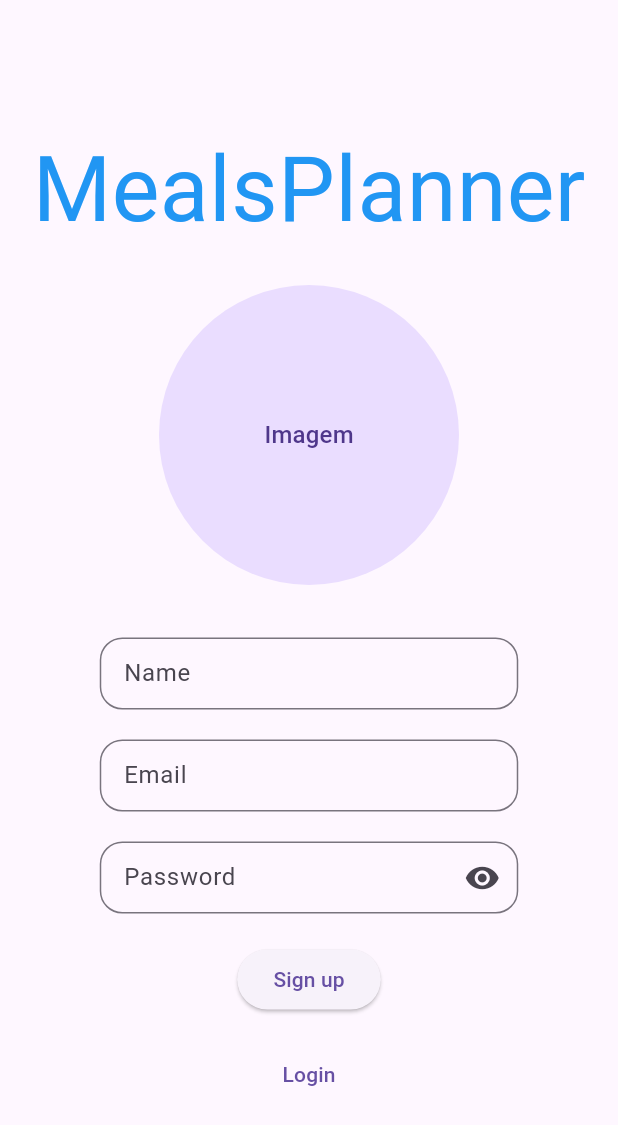
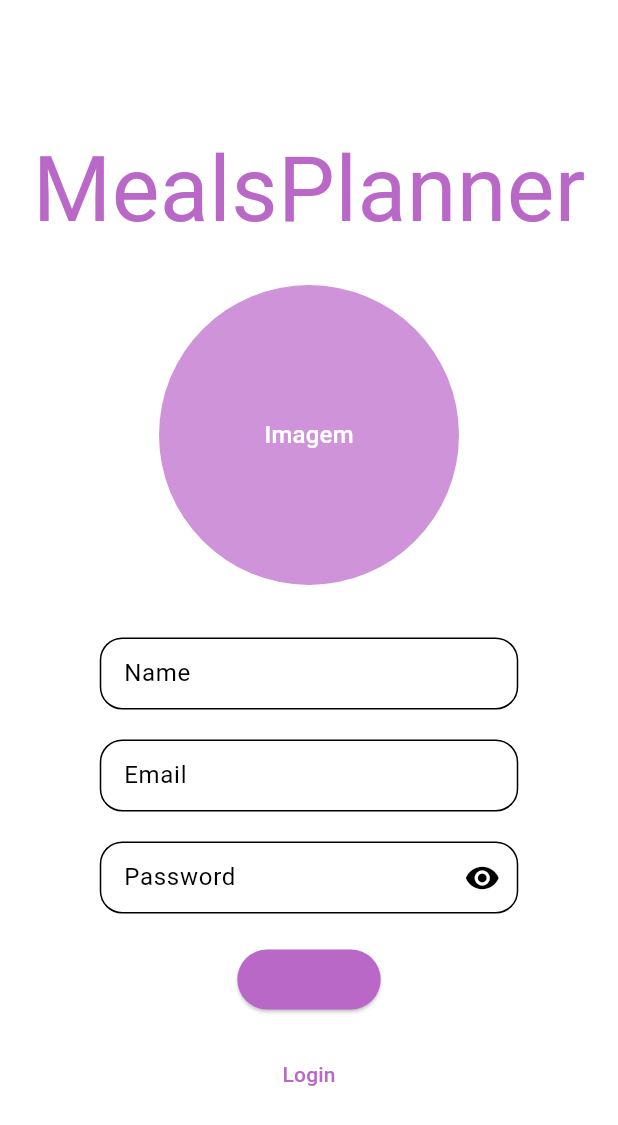
Before and after one commit to silviafds/Meals-Planner, a Flutter app: the HomeScreen screen opened by its route, after a tap on the "logout" icon, after a tap on "Login", after a tap on "Sign up", on a phone screen of 412 x 824 dp. Shown: the top 1125 px of the screen. Run offline on Flutter 3.47's test engine with Material 3 defaults, Android fonts, the phone set to English and light mode, and no system bars.

Commit message:
Implementação da lógica de login e registro e mudanças nas telas, falta colocar url da api

```diff
--- /dev/null
+++ b/meals-planner/flutter/meals_planner/lib/core/entities/user.dart
@@ -0,0 +1,27 @@
+class User {
+  String? _name;
+  String? _token;
+
+  static final User _instance = User._();
+
+  factory User() {
+    return _instance;
+  }
+
+  User._();
+
+  static User get instance {
+    return _instance;
+  }
+
+  String? get userToken => _token;
+  String? get userName => _name;
+
+  void updateName(String? name) {
+    _name = name;
+  }
+
+  void updateToken(String? token) {
+    _token = token;
+  }
+}
--- /dev/null
+++ b/meals-planner/flutter/meals_planner/lib/core/text/textStyles/app_textstyles.dart
@@ -0,0 +1,6 @@
+import 'package:flutter/material.dart';
+
+abstract class AppTextStyles {
+  static final logoTextStyle =
+      TextStyle(fontSize: 60, color: Colors.purple.shade300);
+}
--- /dev/null
+++ b/meals-planner/flutter/meals_planner/lib/features/auth/data/auth_repository.dart
@@ -0,0 +1,56 @@
+import 'dart:convert';
+import 'dart:io';
+
+import 'package:http/http.dart' as httpClient;
+
+import '../../../core/entities/user.dart';
+
+class AuthRepository {
+  final _user = User();
+  final _url = 'http://mealsplaner.com/api/v1';
+
+  void registerUser(Map<String, String> userData) async {
+    final response = await httpClient.post(Uri.parse('$_url/cadastro'),
+        body: jsonEncode(userData));
+
+    if (response.statusCode == 200 || response.statusCode == 201) {
+      final data = jsonDecode(response.body);
+      _user.updateName(data['name']);
+      _user.updateToken(data['token']);
+    } else {
+      throw const HttpException(
+          'Erro ao tentar cadastrar usuário. Tente novamente!');
+    }
+  }
+
+  void login(Map<String, String> userData) async {
+    // final response = await httpClient.post(Uri.parse('$_url/login'),
+    //     body: jsonEncode(userData));
+    final body = json.encode({
+      'name': 'Hilton',
+      'token': 'HasmaADenkjbDANA',
+    });
+    final response = Response(200, body);
+
+    if (response.statusCode == 200 || response.statusCode == 201) {
+      final data = jsonDecode(response.body);
+      _user.updateName(data['name']);
+      _user.updateToken(data['token']);
+    } else {
+      throw const HttpException(
+          'Erro ao tentar realizar login. Tente novamente!');
+    }
+  }
+
+  void logout() async {
+    _user.updateName(null);
+    _user.updateToken(null);
+  }
+}
+
+class Response {
+  int statusCode;
+  String body;
+
+  Response(this.statusCode, this.body);
+}
--- a/meals-planner/flutter/meals_planner/lib/features/auth/ui/login_screen.dart
+++ b/meals-planner/flutter/meals_planner/lib/features/auth/ui/login_screen.dart
@@ -1,5 +1,6 @@
 import 'package:flutter/material.dart';
 
+import '../../../core/text/textStyles/app_textstyles.dart';
 import 'widgets/login_form.dart';
 
 class LoginScreen extends StatelessWidget {
@@ -13,9 +14,9 @@ class LoginScreen extends StatelessWidget {
           child: Column(
             mainAxisAlignment: MainAxisAlignment.center,
             children: [
-              const Text(
+              Text(
                 'MealsPlanner',
-                style: TextStyle(fontSize: 60, color: Colors.blue),
+                style: AppTextStyles.logoTextStyle,
               ),
               const SizedBox(
                 height: 50,
--- a/meals-planner/flutter/meals_planner/lib/features/auth/ui/register_screen.dart
+++ b/meals-planner/flutter/meals_planner/lib/features/auth/ui/register_screen.dart
@@ -1,5 +1,6 @@
 import 'package:flutter/material.dart';
 
+import '../../../core/text/textStyles/app_textstyles.dart';
 import 'widgets/register_form.dart';
 
 class RegisterScreen extends StatefulWidget {
@@ -18,16 +19,18 @@ class _RegisterScreenState extends State<RegisterScreen> {
           child: Column(
             mainAxisAlignment: MainAxisAlignment.spaceBetween,
             children: [
-              const Text(
+              Text(
                 'MealsPlanner',
-                style: TextStyle(fontSize: 60, color: Colors.blue),
+                style: AppTextStyles.logoTextStyle,
               ),
               const SizedBox(
                 height: 20,
               ),
-              const CircleAvatar(
+              CircleAvatar(
                 radius: 100,
-                child: Text('Imagem'),
+                backgroundColor: Colors.purple.shade200,
+                foregroundColor: Colors.white,
+                child: const Text('Imagem'),
               ),
               const SizedBox(
                 height: 20,
--- a/meals-planner/flutter/meals_planner/lib/features/auth/ui/widgets/login_form.dart
+++ b/meals-planner/flutter/meals_planner/lib/features/auth/ui/widgets/login_form.dart
@@ -1,4 +1,8 @@
+import 'dart:io';
+
 import 'package:flutter/material.dart';
+
+import '../../data/auth_repository.dart';
 
 class LoginForm extends StatefulWidget {
   const LoginForm({super.key});
@@ -11,6 +15,8 @@ class _LoginFormState extends State<LoginForm> {
   final _formKey = GlobalKey<FormState>();
   final _formData = <String, String>{};
   bool _isPasswordHidden = true;
+
+  final _authRepository = AuthRepository();
 
   final _emailTextController = TextEditingController();
   final _passwordTextController = TextEditingController();
@@ -30,8 +36,16 @@ class _LoginFormState extends State<LoginForm> {
     _formData['email'] = _emailTextController.text;
     _formData['password'] = _passwordTextController.text;
 
-    //call login method and foward _formData
-    Navigator.of(context).pushReplacementNamed('/home');
+    try {
+      _authRepository.login(_formData);
+      Navigator.of(context).pushReplacementNamed('/home');
+    } on HttpException catch (exception) {
+      ScaffoldMessenger.of(context)
+          .showSnackBar(SnackBar(content: Text(exception.message)));
+    } catch (e) {
+      ScaffoldMessenger.of(context)
+          .showSnackBar(const SnackBar(content: Text('Erro ao tentar logar!')));
+    }
   }
 
   @override
--- /dev/null
+++ b/meals-planner/flutter/meals_planner/lib/features/home/interactor/home_controller.dart
@@ -0,0 +1,9 @@
+import '../../auth/data/auth_repository.dart';
+
+class HomeController {
+  final _authRepository = AuthRepository();
+
+  Future<void> logout() async {
+    _authRepository.logout();
+  }
+}
--- a/meals-planner/flutter/meals_planner/lib/features/home/ui/home_screen.dart
+++ b/meals-planner/flutter/meals_planner/lib/features/home/ui/home_screen.dart
@@ -1,16 +1,31 @@
 import 'package:flutter/material.dart';
 
-class HomeScreen extends StatelessWidget {
+import '../interactor/home_controller.dart';
+
+class HomeScreen extends StatefulWidget {
   const HomeScreen({super.key});
 
   @override
+  State<HomeScreen> createState() => _HomeScreenState();
+}
+
+class _HomeScreenState extends State<HomeScreen> {
+  @override
   Widget build(BuildContext context) {
+    final _homeController = HomeController();
+
     return Scaffold(
       appBar: AppBar(
         title: const Text('MealsPlanner'),
         actions: [
           IconButton(
-              onPressed: () => Navigator.of(context).pushReplacementNamed('/'),
+              onPressed: () async {
+                await _homeController.logout();
+
+                if (!mounted) return;
+
+                Navigator.of(context).pushReplacementNamed('/');
+              },
               icon: const Icon(Icons.logout_outlined))
         ],
       ),
--- a/meals-planner/flutter/meals_planner/pubspec.yaml
+++ b/meals-planner/flutter/meals_planner/pubspec.yaml
@@ -35,6 +35,7 @@ dependencies:
   # The following adds the Cupertino Icons font to your application.
   # Use with the CupertinoIcons class for iOS style icons.
   cupertino_icons: ^1.0.2
+  http: ^1.1.0
 
 dev_dependencies:
   flutter_test:
```
Also changed, not shown: meals-planner/flutter/meals_planner/lib/features/auth/ui/widgets/register_form.dart (+16 -2 lines), meals-planner/flutter/meals_planner/lib/main.dart (+12 -0 lines), meals-planner/flutter/meals_planner/lib/splash_screen.dart (added, +28 -0 lines), meals-planner/flutter/meals_planner/pubspec.lock.
